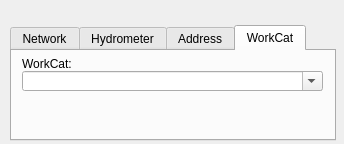
Old version of the form search/ui/search_plus_dialog.ui in the repository Giswater/giswater_qgis_plugin.
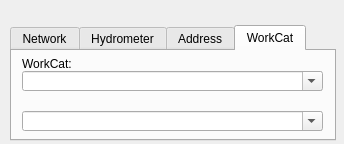
New version of the form. The open tabs and pages were chosen to show the change.

```diff
--- a/search/ui/search_plus_dialog.ui
+++ b/search/ui/search_plus_dialog.ui
@@ -278,6 +278,19 @@
       <string>WorkCat:</string>
      </property>
     </widget>
+    <widget class="QComboBox" name="workcat_items_list">
+     <property name="geometry">
+      <rect>
+       <x>10</x>
+       <y>60</y>
+       <width>301</width>
+       <height>20</height>
+      </rect>
+     </property>
+     <property name="editable">
+      <bool>true</bool>
+     </property>
+    </widget>
    </widget>
   </widget>
  </widget>
```
